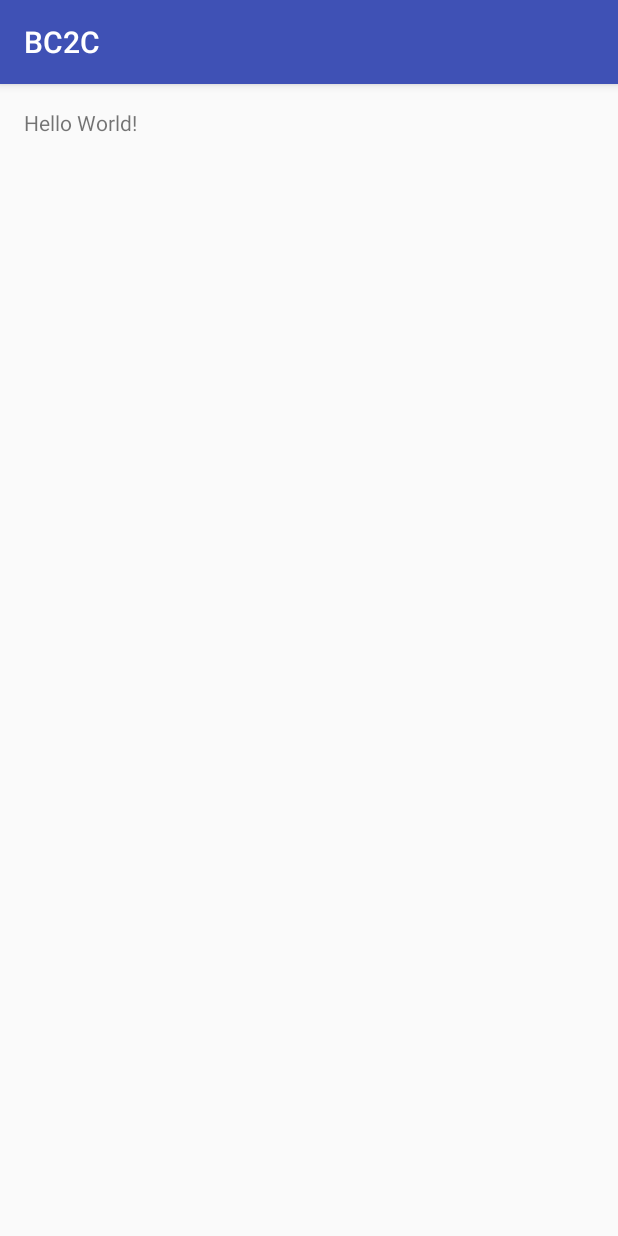
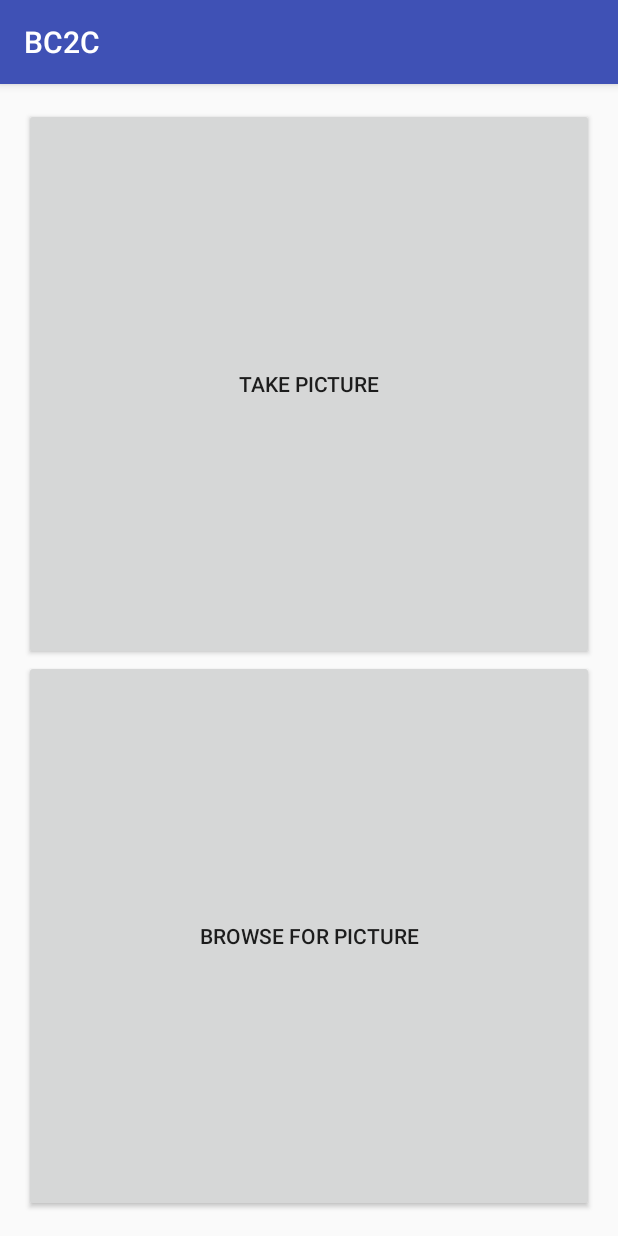
Before and after one commit to marekjedrzejewski/BC2C, an Android app: the screen it shows after launch (MainActivity), on a phone screen of 412 x 824 dp. Run offline under Robolectric (Android 15) with nearby library versions, the phone set to English and light mode, and no system bars.

Commit message:
Create main menu

```diff
--- a/app/src/main/java/jmm/bc2c/MainActivity.java
+++ b/app/src/main/java/jmm/bc2c/MainActivity.java
@@ -2,6 +2,8 @@ package jmm.bc2c;
 
 import android.support.v7.app.AppCompatActivity;
 import android.os.Bundle;
+import android.view.View;
+import android.widget.Toast;
 
 public class MainActivity extends AppCompatActivity {
 
@@ -10,7 +12,15 @@ public class MainActivity extends AppCompatActivity {
         super.onCreate(savedInstanceState);
         setContentView(R.layout.activity_main);
 
+    }
+
+
+    public void useCamera(View view) {
         startActivity(Contact.CreateContactIntent("Robert Marszałek", "691 163 899"));
+    }
 
+    public void browsePictures(View view) {
+        Toast.makeText(this, "Not implemented", Toast.LENGTH_SHORT).show();
     }
+
 }
--- a/app/src/main/res/layout/activity_main.xml
+++ b/app/src/main/res/layout/activity_main.xml
@@ -9,8 +9,28 @@
     android:paddingTop="@dimen/activity_vertical_margin"
     tools:context="jmm.bc2c.MainActivity">
 
-    <TextView
-        android:layout_width="wrap_content"
-        android:layout_height="wrap_content"
-        android:text="Hello World!" />
+    <LinearLayout
+        android:orientation="vertical"
+        android:layout_width="match_parent"
+        android:layout_height="match_parent"
+        android:layout_centerVertical="true"
+        android:layout_centerHorizontal="true">
+
+        <Button
+            android:layout_width="fill_parent"
+            android:layout_height="fill_parent"
+            android:text="Take Picture"
+            android:id="@+id/buttonCamera"
+            android:layout_weight="1"
+            android:onClick="useCamera" />
+
+        <Button
+            android:layout_width="fill_parent"
+            android:layout_height="fill_parent"
+            android:text="Browse for picture"
+            android:id="@+id/buttonBrowse"
+            android:layout_weight="1"
+            android:onClick="browsePictures" />
+    </LinearLayout>
+
 </RelativeLayout>
```
Also changed, not shown: 53 other files.
